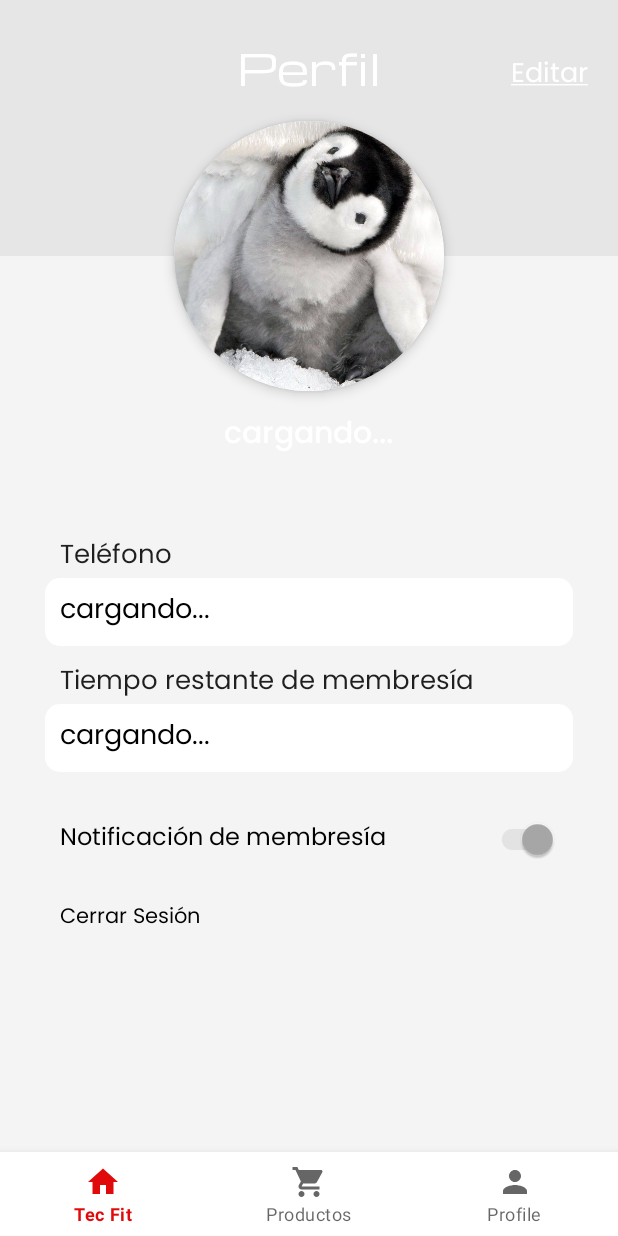
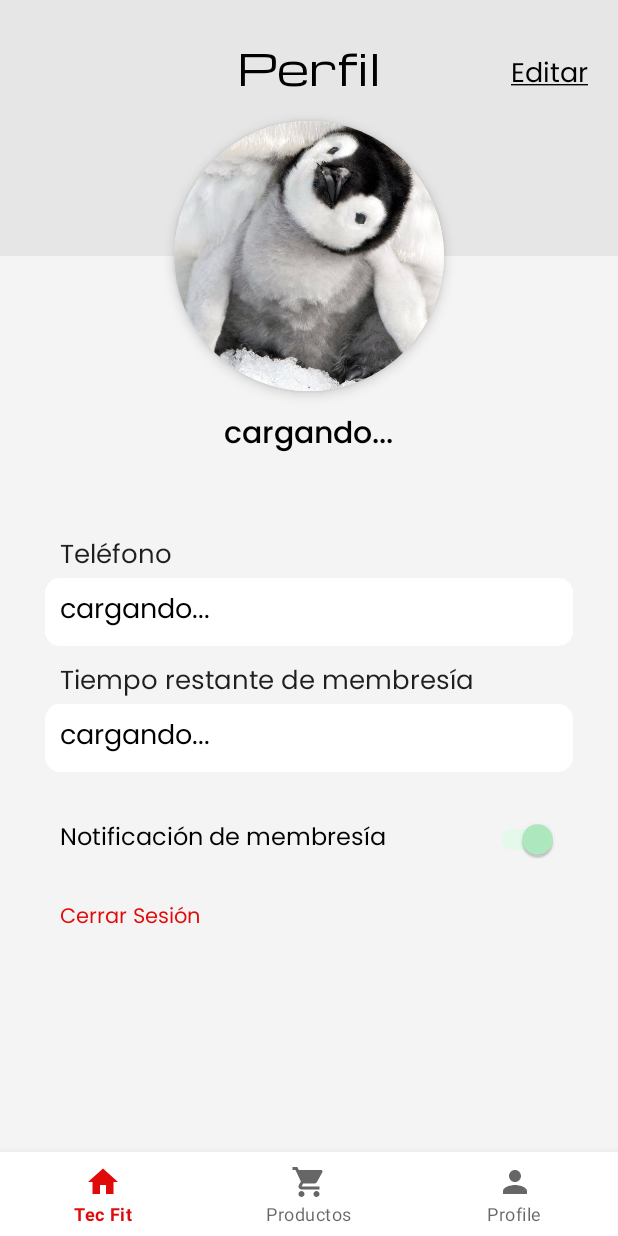
Before and after one commit to SebastianRodriguez14/gym-android, an Android app: the fragment ProfileUserFragment placed in its activity, on a phone screen of 412 x 824 dp. Run offline under Robolectric (Android 15) with nearby library versions, the phone set to English and light mode, and no system bars; our stand-ins replace Firebase (no records; nobody signed in at launch, a user with empty details on screens opened directly); pictures from the network do not load.

Commit message:
add dark mode for profile user

```diff
--- a/app/src/main/res/drawable/search_bg.xml
+++ b/app/src/main/res/drawable/search_bg.xml
@@ -1,5 +1,4 @@
 <?xml version="1.0" encoding="utf-8"?>
-
 <shape android:shape="rectangle" xmlns:android="http://schemas.android.com/apk/res/android">
     <solid android:color="?colorSecondaryVariant"/>
     <corners android:radius="50dp"/>
--- a/app/src/main/res/drawable/shape_profile_user_input.xml
+++ b/app/src/main/res/drawable/shape_profile_user_input.xml
@@ -4,6 +4,6 @@
     <corners
         android:radius="10sp"/>
     <solid
-        android:color="@color/white"/>
+        android:color="?colorSecondaryVariant"/>
 
 </shape>
--- a/app/src/main/res/layout/fragment_profile_user.xml
+++ b/app/src/main/res/layout/fragment_profile_user.xml
@@ -20,7 +20,7 @@
                 android:layout_width="match_parent"
                 android:layout_height="0dp"
                 android:layout_weight="0.5"
-                android:background="@color/white_paragraph"
+                android:background="?colorOnPrimary"
                 />
             <View
                 android:layout_width="match_parent"
@@ -50,7 +50,7 @@
             android:text="cargando..."
             android:textSize="20sp"
             android:layout_gravity="center"
-            android:textColor="?colorSecondaryVariant"
+            android:textColor="?colorOnSecondary"
             android:fontFamily="@font/poppins_medium"
             android:layout_marginTop="120dp"/>
         <TextView
@@ -59,7 +59,7 @@
             android:text="@string/profile_user_title"
             android:textSize="28sp"
             android:layout_gravity="center"
-            android:textColor="?colorSecondaryVariant"
+            android:textColor="?colorOnSecondary"
             android:fontFamily="@font/michroma_regular"
             android:layout_marginBottom="130dp"/>
 
@@ -68,7 +68,7 @@
             android:layout_height="wrap_content"
             android:text="@string/profile_user_edit_link"
             android:textSize="18sp"
-            android:textColor="?colorSecondaryVariant"
+            android:textColor="?colorOnSecondary"
             android:layout_gravity="center_vertical|right"
             android:fontFamily="@font/poppins_regular"
             android:layout_marginRight="20dp"
@@ -83,6 +83,7 @@
         android:layout_width="match_parent"
         android:layout_height="0dp"
         android:layout_weight="0.5"
+        android:background="?colorPrimaryVariant"
         android:orientation="vertical">
 
         <LinearLayout
@@ -125,7 +126,7 @@
                     android:textSize="17sp"
                     android:fontFamily="@font/poppins_regular"
                     android:text="@string/profile_user_phone_title"
-                    android:textColor="@color/black_paragraph"
+                    android:textColor="?colorTertiary"
                     android:layout_marginLeft="10dp"/>
                 <EditText
                     android:id="@+id/profile_user_input_phone"
@@ -137,7 +138,7 @@
                     android:paddingHorizontal="3dp"
                     android:textSize="18sp"
                     android:text="cargando..."
-                    android:textColor="@color/black"
+                    android:textColor="?colorOnSecondary"
                     android:background="@drawable/shape_profile_user_input"/>
             </LinearLayout>
             <LinearLayout
@@ -151,7 +152,7 @@
                     android:textSize="17sp"
                     android:fontFamily="@font/poppins_regular"
                     android:text="@string/profile_user_time_membership"
-                    android:textColor="@color/black_paragraph"
+                    android:textColor="?colorTertiary"
                     android:layout_marginLeft="10dp"/>
                 <EditText
                     android:id="@+id/profile_user_input_membership"
@@ -163,7 +164,7 @@
                     android:paddingHorizontal="3dp"
                     android:text="cargando..."
                     android:textSize="18sp"
-                    android:textColor="@color/black"
+                    android:textColor="?colorOnSecondary"
                     android:background="@drawable/shape_profile_user_input"/>
             </LinearLayout>
             <FrameLayout
@@ -177,7 +178,7 @@
                     android:text="@string/profile_user_notification"
                     android:textSize="16sp"
                     android:fontFamily="@font/poppins_regular"
-                    android:textColor="@color/black"
+                    android:textColor="?colorOnSecondary"
                     android:gravity="center"/>
                 <com.google.android.material.switchmaterial.SwitchMaterial
                     android:id="@+id/profile_user_switch_notification"
@@ -185,6 +186,7 @@
                     android:layout_height="match_parent"
                     android:checked="true"
                     android:enabled="false"
+                    android:theme="@style/ProfileUserPage"
                     tools:ignore="TouchTargetSizeCheck"
                     android:layout_gravity="right"/>
             </FrameLayout>
@@ -194,7 +196,7 @@
                 android:layout_width="wrap_content"
                 android:layout_height="wrap_content"
                 android:text="@string/profile_user_log_out"
-                android:textColor="?colorOnSecondary"
+                android:textColor="@color/red"
                 android:fontFamily="@font/poppins_regular"
                 />
 
--- a/app/src/main/res/values-night/themes.xml
+++ b/app/src/main/res/values-night/themes.xml
@@ -13,7 +13,6 @@
         <item name="colorTertiary">@color/white_paragraph</item> <!-- For texts in paragraphs -->
         <!-- Status bar color. -->
         <item name="android:statusBarColor" tools:targetApi="l">?attr/colorPrimaryVariant</item>
-
         <!-- Customize your theme here. -->
     </style>
 
@@ -31,11 +30,17 @@
 
     <style name="ProductsPageTheme" parent="Theme.MaterialComponents.DayNight.NoActionBar">
 
-        <item name="colorSecondary">@color/green_dark</item> <!-- For color in circle of available -->
+        <item name="colorSecondary">@color/green_dark</item> <!-- For color in circle of available and switch -->
 
         <item name="colorTertiary">@color/gray_clear_variant</item> <!-- For color in search icon -->
 
     </style>
 
+    <style name="ProfileUserPage" parent="Theme.MaterialComponents.DayNight.NoActionBar">
+
+        <item name="colorSecondary">@color/green</item> <!-- For switch -->
+
+    </style>
+
 
 </resources>
--- a/app/src/main/res/values/themes.xml
+++ b/app/src/main/res/values/themes.xml
@@ -30,10 +30,16 @@
 
     <style name="ProductsPageTheme" parent="Theme.MaterialComponents.DayNight.NoActionBar">
 
-        <item name="colorSecondary">@color/green</item> <!-- For color in circle of available -->
+        <item name="colorSecondary">@color/green</item> <!-- For color in circle of available and switch-->
 
         <item name="colorTertiary">@color/gray_dark_variant</item> <!-- For color in search icon -->
 
     </style>
 
+    <style name="ProfileUserPage" parent="Theme.MaterialComponents.DayNight.NoActionBar">
+
+        <item name="colorSecondary">@color/green</item> <!-- For switch -->
+
+    </style>
+
 </resources>
```
